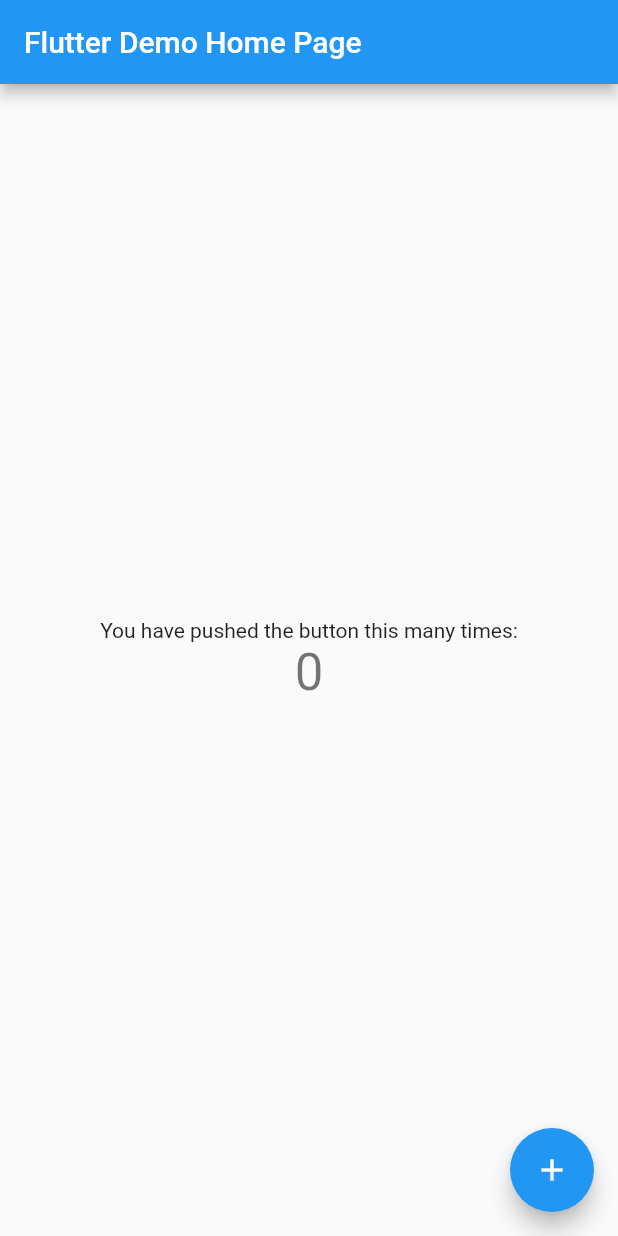
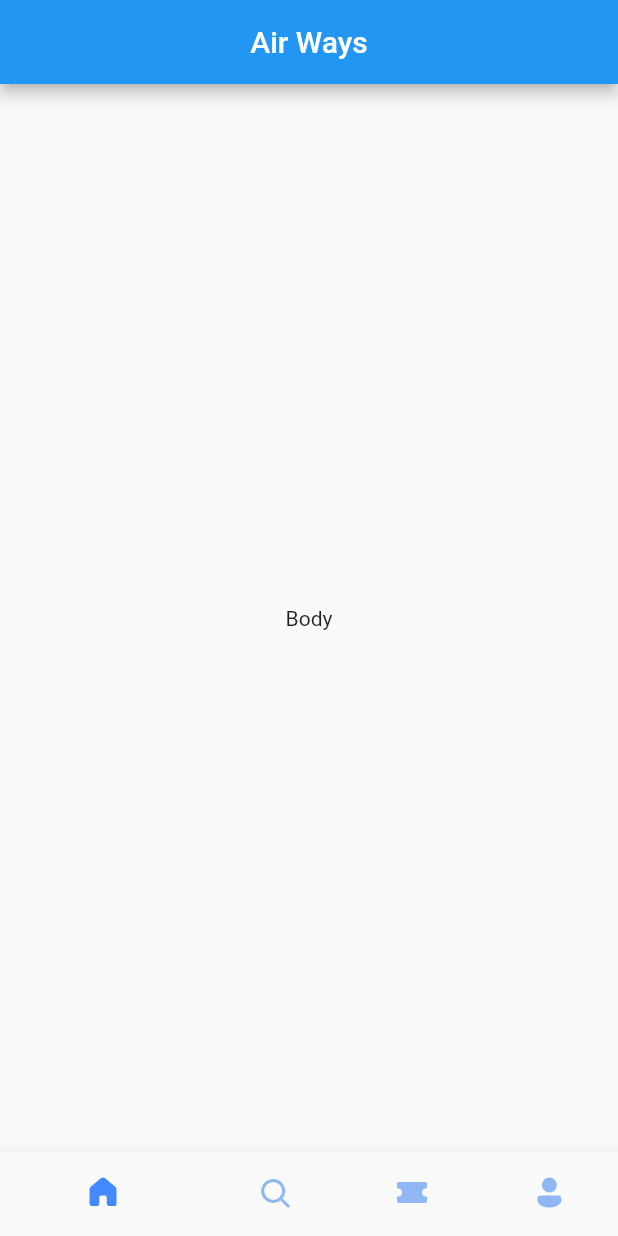
Before and after one commit to codewithmike01/flight_booking_app, a Flutter app: the screen it shows after launch, on a phone screen of 412 x 824 dp. Run offline on Flutter 3.47's test engine with Material 2 defaults, Android fonts, the phone set to English and light mode, and no system bars; our stand-ins replace fluentui_icons.

Commit message:
feat: initial bottom navigatin bar

```diff
--- a/lib/main.dart
+++ b/lib/main.dart
@@ -1,13 +1,11 @@
+import 'package:flight_booking_app/screens/bottom_nav_bar.dart';
 import 'package:flutter/material.dart';
 
-void main() {
-  runApp(const MyApp());
-}
+void main() => runApp(const MyApp());
 
 class MyApp extends StatelessWidget {
   const MyApp({super.key});
 
-  // This widget is the root of your application.
   @override
   Widget build(BuildContext context) {
     return MaterialApp(
@@ -15,77 +13,7 @@ class MyApp extends StatelessWidget {
       theme: ThemeData(
         primarySwatch: Colors.blue,
       ),
-      home: const MyHomePage(title: 'Flutter Demo Home Page'),
+      home: const BottomNavBar(),
     );
   }
 }
-
-class MyHomePage extends StatefulWidget {
-  const MyHomePage({super.key, required this.title});
-  final String title;
-
-  @override
-  State<MyHomePage> createState() => _MyHomePageState();
-}
-
-class _MyHomePageState extends State<MyHomePage> {
-  int _counter = 0;
-
-  void _incrementCounter() {
-    setState(() {
-      _counter++;
-    });
-  }
-
-  @override
-  Widget build(BuildContext context) {
-    // This method is rerun every time setState is called, for instance as done
-    // by the _incrementCounter method above.
-    //
-    // The Flutter framework has been optimized to make rerunning build methods
-    // fast, so that you can just rebuild anything that needs updating rather
-    // than having to individually change instances of widgets.
-    return Scaffold(
-      appBar: AppBar(
-        // Here we take the value from the MyHomePage object that was created by
-        // the App.build method, and use it to set our appbar title.
-        title: Text(widget.title),
-      ),
-      body: Center(
-        // Center is a layout widget. It takes a single child and positions it
-        // in the middle of the parent.
-        child: Column(
-          // Column is also a layout widget. It takes a list of children and
-          // arranges them vertically. By default, it sizes itself to fit its
-          // children horizontally, and tries to be as tall as its parent.
-          //
-          // Invoke "debug painting" (press "p" in the console, choose the
-          // "Toggle Debug Paint" action from the Flutter Inspector in Android
-          // Studio, or the "Toggle Debug Paint" command in Visual Studio Code)
-          // to see the wireframe for each widget.
-          //
-          // Column has various properties to control how it sizes itself and
-          // how it positions its children. Here we use mainAxisAlignment to
-          // center the children vertically; the main axis here is the vertical
-          // axis because Columns are vertical (the cross axis would be
-          // horizontal).
-          mainAxisAlignment: MainAxisAlignment.center,
-          children: <Widget>[
-            const Text(
-              'You have pushed the button this many times:',
-            ),
-            Text(
-              '$_counter',
-              style: Theme.of(context).textTheme.headline4,
-            ),
-          ],
-        ),
-      ),
-      floatingActionButton: FloatingActionButton(
-        onPressed: _incrementCounter,
-        tooltip: 'Increment',
-        child: const Icon(Icons.add),
-      ), // This trailing comma makes auto-formatting nicer for build methods.
-    );
-  }
-}
--- /dev/null
+++ b/lib/screens/bottom_nav_bar.dart
@@ -0,0 +1,45 @@
+import 'package:fluentui_icons/fluentui_icons.dart';
+import 'package:flutter/material.dart';
+import 'package:flutter/src/widgets/container.dart';
+import 'package:flutter/src/widgets/framework.dart';
+
+class BottomNavBar extends StatefulWidget {
+  const BottomNavBar({super.key});
+
+  @override
+  State<BottomNavBar> createState() => _BottomNavBarState();
+}
+
+class _BottomNavBarState extends State<BottomNavBar> {
+  @override
+  Widget build(BuildContext context) {
+    return Scaffold(
+      appBar: AppBar(
+        title: const Text("Air Ways"),
+        centerTitle: true,
+      ),
+      body: const Center(
+        child: Text('Body'),
+      ),
+      bottomNavigationBar: BottomNavigationBar(
+          showSelectedLabels: false,
+          showUnselectedLabels: false,
+          selectedItemColor: Colors.blueAccent,
+          unselectedItemColor: const Color.fromARGB(195, 111, 161, 241),
+          items: const [
+            BottomNavigationBarItem(
+                icon: Icon(FluentSystemIcons.ic_fluent_home_filled),
+                label: 'home'),
+            BottomNavigationBarItem(
+                icon: Icon(FluentSystemIcons.ic_fluent_search_filled),
+                label: 'search'),
+            BottomNavigationBarItem(
+                icon: Icon(FluentSystemIcons.ic_fluent_ticket_filled),
+                label: 'ticket'),
+            BottomNavigationBarItem(
+                icon: Icon(FluentSystemIcons.ic_fluent_person_filled),
+                label: 'profile'),
+          ]),
+    );
+  }
+}
--- a/pubspec.yaml
+++ b/pubspec.yaml
@@ -32,10 +32,10 @@ dependencies:
   flutter:
     sdk: flutter
 
-
   # The following adds the Cupertino Icons font to your application.
   # Use with the CupertinoIcons class for iOS style icons.
   cupertino_icons: ^1.0.2
+  fluentui_icons: ^1.0.0
 
 dev_dependencies:
   flutter_test:
@@ -53,7 +53,6 @@ dev_dependencies:
 
 # The following section is specific to Flutter packages.
 flutter:
-
   # The following line ensures that the Material Icons font is
   # included with your application, so that you can use the icons in
   # the material Icons class.
```
Also changed, not shown: pubspec.lock.
